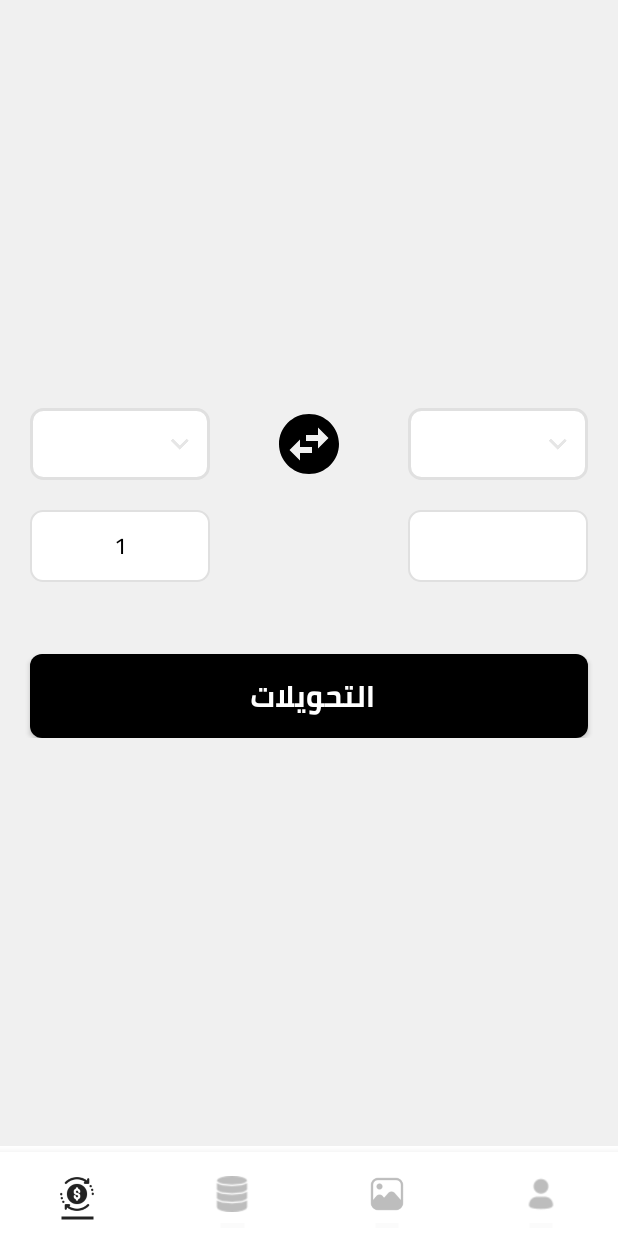
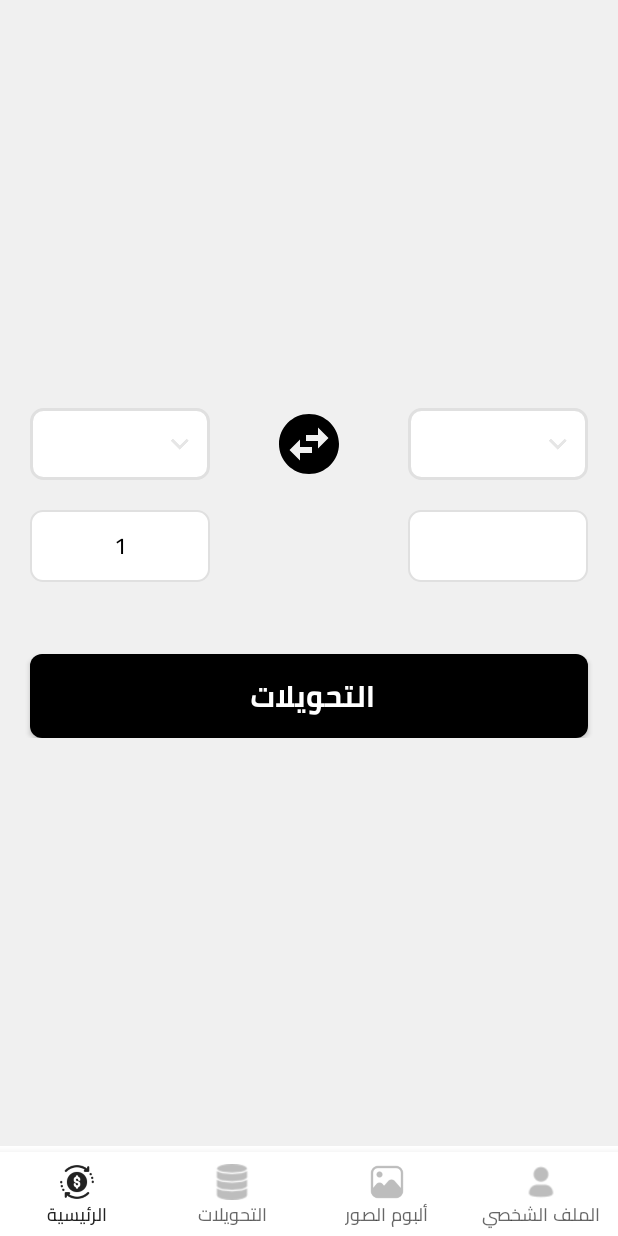
Before and after one commit to mohamedhamada2/Currency, an Android app: the screen it shows after launch (MainActivity), on a phone screen of 412 x 824 dp. Run offline under Robolectric (Android 15) with nearby library versions, the phone set to English and light mode, and no system bars; our stand-ins replace Dagger/Hilt's generated code, Room's generated code, RxJava, data binding, navigation-ui; network calls fail.

Commit message:
edit fonts and icons of bottom navigation ,arrange code and add interface repository of GalleryRepository.kt that class GalleryRepositoryImp.kt implement from it

```diff
--- a/app/src/main/res/layout/activity_main.xml
+++ b/app/src/main/res/layout/activity_main.xml
@@ -15,8 +15,7 @@
             app:menu="@menu/nav_menu"
             android:background="@color/white"
             android:theme="@style/Widget.BottomNavigationView"
-            app:labelVisibilityMode="unlabeled"
-            app:itemBackground="@drawable/selector_checked_uncheked"
+            app:labelVisibilityMode="labeled"
             app:itemIconTint="@drawable/bottom_nav_color"/>
 
         <androidx.fragment.app.FragmentContainerView
--- a/app/src/main/res/menu/nav_menu.xml
+++ b/app/src/main/res/menu/nav_menu.xml
@@ -4,10 +4,10 @@
         android:title="الرئيسية"
         android:icon="@drawable/money_exchange"/>
     <item android:id="@+id/detailsFragment"
-        android:title="الشروط والاحكام"
+        android:title="التحويلات"
         android:icon="@drawable/database"/>
     <item android:id="@+id/imagesFragment"
-        android:title="عن التطبيق"
+        android:title="ألبوم الصور"
         android:icon="@drawable/gallery"/>
     <item android:id="@+id/pofileFragment"
         android:title="الملف الشخصي"
--- a/app/src/main/res/values/colors.xml
+++ b/app/src/main/res/values/colors.xml
@@ -1,6 +1,6 @@
 <?xml version="1.0" encoding="utf-8"?>
 <resources>
-    <color name="purple_200">#FFBB86FC</color>
+    <color name="purple_200">#222222</color>
     <color name="purple_500">#222222</color>
     <color name="purple_700">#FF000000</color>
     <color name="teal_200">#FF03DAC5</color>
```
